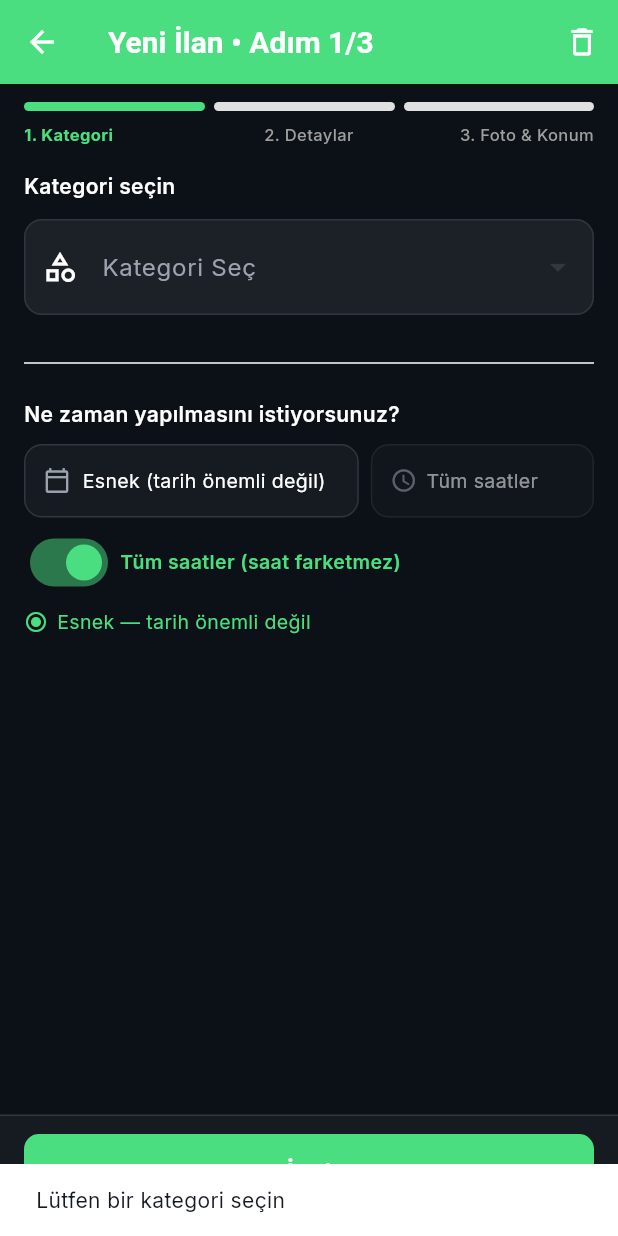
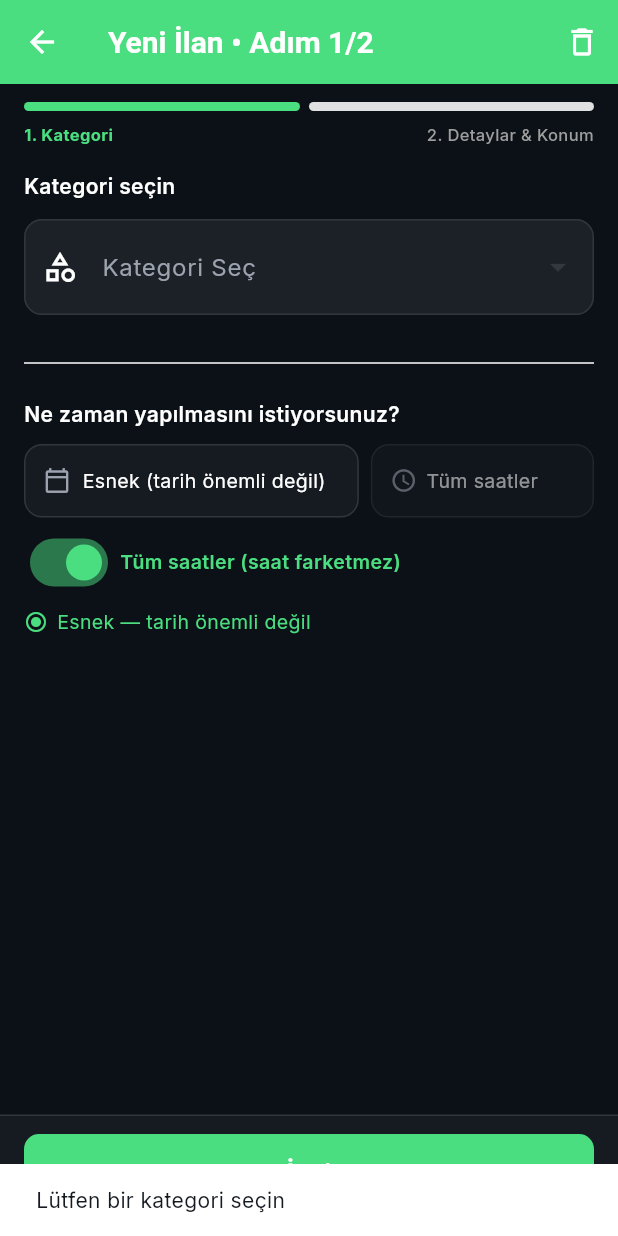
Before and after one commit to omeracet-ai/yapgitsinv2, a Flutter app: the PostJobScreen screen opened by its route, after a tap on "İleri", on a phone screen of 412 x 824 dp. Run offline on Flutter 3.47's test engine with Material 3 defaults, Android fonts, the phone set to English and light mode, and no system bars; our stand-ins replace cached_network_image, chewie, dio, equatable, file_picker, firebase_auth and 25 more; missing offline and left inert: mobile_scanner, record; accounts and stored records are empty; network calls fail.

Commit message:
feat(phase-283): collapse ilan-ver wizard from 3 steps to 2
User-requested simplification of every post-listing flow (kind=request
müşteri ilanı + kind=offer usta hizmet ilanı, both rendered by the same
PostJobScreen).

- Step 1 (Kategori): unchanged — category + due date pickers.
- Step 2 (Detaylar & Konum): merges the old Step 2 (title/description/
  budget) and old Step 3 (photos/videos/location/schedule) into one
  scrollable column with a hairline divider between the sections.
- Validation chain in _onStepContinue runs the old step-2 checks first
  then the old step-3 checks before upload+submit.
- AppBar 'Adım N/3' → 'Adım N/2'.
- JobWizardProgress labels ['Kategori','Detaylar','Foto & Konum'] →
  ['Kategori','Detaylar & Konum'].
- post_job_step3.dart deleted (was just a SingleChildScrollView shell).

Co-Authored-By: Claude Opus 4.7 <noreply@anthropic.com>

```diff
--- a/hizmet_app/lib/features/jobs/presentation/screens/post_job_screen.dart
+++ b/hizmet_app/lib/features/jobs/presentation/screens/post_job_screen.dart
@@ -18,7 +18,6 @@ import '../../data/job_draft_storage.dart';
 import '../../widgets/job_wizard_progress.dart';
 import '../../widgets/post_job_step1.dart';
 import '../../widgets/post_job_step2.dart';
-import '../../widgets/post_job_step3.dart';
 import '../../../../l10n/app_localizations.dart';
 
 class PostJobScreen extends ConsumerStatefulWidget {
@@ -367,7 +366,7 @@ class _PostJobScreenState extends ConsumerState<PostJobScreen> {
       backgroundColor: AppColors.background,
       appBar: AppBar(
         title: Text(
-          '${widget.kind == 'offer' ? 'Yeni Hizmet İlanı' : 'Yeni İlan'} • Adım ${_currentStep + 1}/3',
+          '${widget.kind == 'offer' ? 'Yeni Hizmet İlanı' : 'Yeni İlan'} • Adım ${_currentStep + 1}/2',
         ),
         backgroundColor: AppColors.primary,
         foregroundColor: Colors.white,
@@ -435,14 +434,28 @@ class _PostJobScreenState extends ConsumerState<PostJobScreen> {
                   ],
                 ),
               ),
-            JobWizardProgress(currentStep: _currentStep),
+            JobWizardProgress(
+              currentStep: _currentStep,
+              labels: const ['Kategori', 'Detaylar & Konum'],
+            ),
             Expanded(
               child: IndexedStack(
                 index: _currentStep,
                 children: [
                   PostJobStep1(body: _buildStep1Body()),
-                  PostJobStep2(body: _buildStep2Body()),
-                  PostJobStep3(body: _buildStep3Body()),
+                  // Phase 283 — eski Adım 2 + Adım 3 tek scroll'da birleştirildi.
+                  PostJobStep2(
+                    body: Column(
+                      crossAxisAlignment: CrossAxisAlignment.stretch,
+                      children: [
+                        _buildStep2Body(),
+                        const SizedBox(height: 24),
+                        const Divider(height: 1),
+                        const SizedBox(height: 16),
+                        _buildStep3Body(),
+                      ],
+                    ),
+                  ),
                 ],
               ),
             ),
@@ -454,7 +467,7 @@ class _PostJobScreenState extends ConsumerState<PostJobScreen> {
   }
 
   Widget _buildStickyControls() {
-    final isLastStep = _currentStep == 2;
+    final isLastStep = _currentStep == 1;
     return Container(
       padding: const EdgeInsets.fromLTRB(16, 12, 16, 16),
       decoration: BoxDecoration(
@@ -512,15 +525,16 @@ class _PostJobScreenState extends ConsumerState<PostJobScreen> {
 
   Future<void> _onStepContinue() async {
     if (_currentStep == 0) {
-      // Step 1: kategori (dueDate opsiyonel — esnek default)
+      // Adım 1: kategori (dueDate opsiyonel — esnek default)
       if (_selectedCategory == null) {
         ScaffoldMessenger.of(context).showSnackBar(
             SnackBar(content: Text(AppLocalizations.of(context).postJobCategoryRequired)));
         return;
       }
       setState(() => _currentStep++);
-    } else if (_currentStep == 1) {
-      // Step 2: title + description (budget opsiyonel)
+    } else {
+      // Phase 283 — Adım 2 (birleşik): eski Adım 2 + Adım 3 validasyonu peş
+      // peşe. title/desc, sonra foto/konum/zaman, en sonda upload + submit.
       if (_titleController.text.trim().isEmpty) {
         ScaffoldMessenger.of(context).showSnackBar(
             SnackBar(content: Text(AppLocalizations.of(context).postJobTitleRequired)));
@@ -531,9 +545,6 @@ class _PostJobScreenState extends ConsumerState<PostJobScreen> {
             SnackBar(content: Text(AppLocalizations.of(context).postJobDescriptionRequired)));
         return;
       }
-      setState(() => _currentStep++);
-    } else {
-      // Step 3: en az 1 fotoğraf zorunlu, sonra upload + submit
       if (_selectedPhotos.isEmpty && _uploadedPhotoUrls.isEmpty) {
         ScaffoldMessenger.of(context).showSnackBar(
           SnackBar(content: Text(AppLocalizations.of(context).postJobPhotoRequired)),
--- a/hizmet_app/lib/features/jobs/widgets/post_job_step3.dart
+++ /dev/null
@@ -1,17 +0,0 @@
-import 'package:flutter/material.dart';
-
-/// Step 3 of the post-job wizard: photos/videos + location + final review.
-///
-/// Presentational shell — parent owns state. See [PostJobStep1] for rationale.
-class PostJobStep3 extends StatelessWidget {
-  final Widget body;
-  const PostJobStep3({super.key, required this.body});
-
-  @override
-  Widget build(BuildContext context) {
-    return SingleChildScrollView(
-      padding: const EdgeInsets.fromLTRB(16, 8, 16, 24),
-      child: body,
-    );
-  }
-}
```
